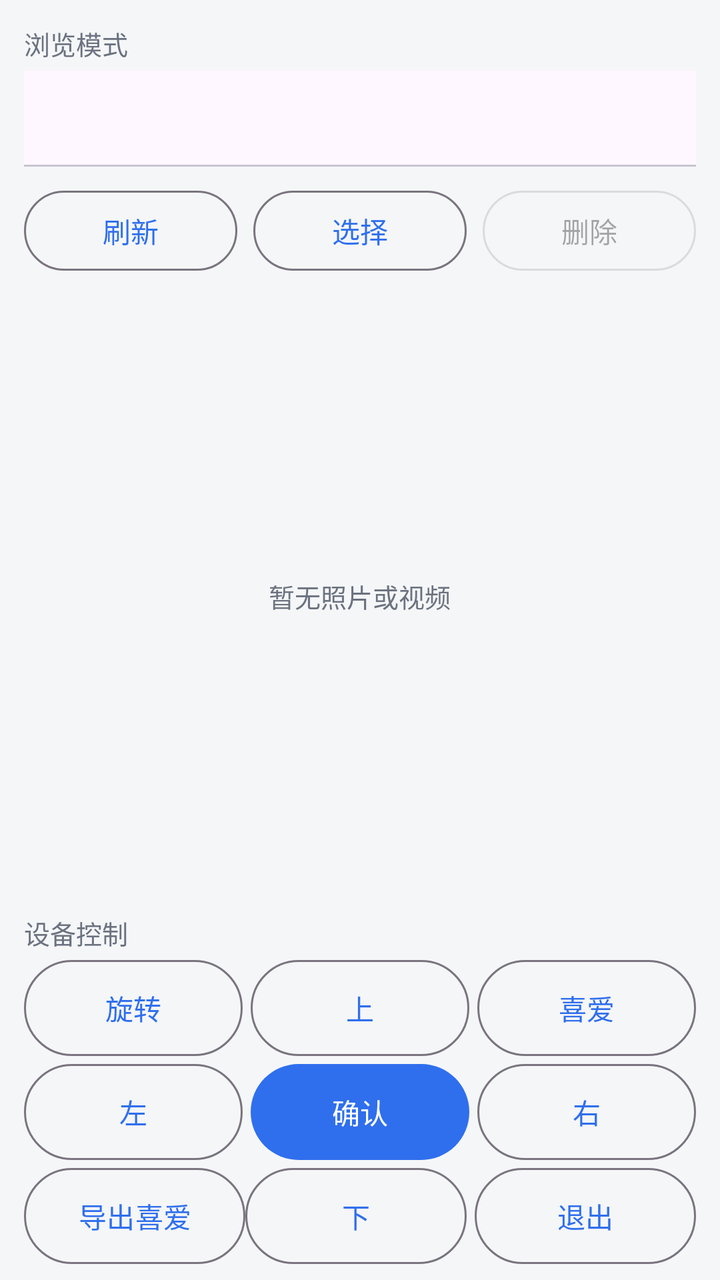
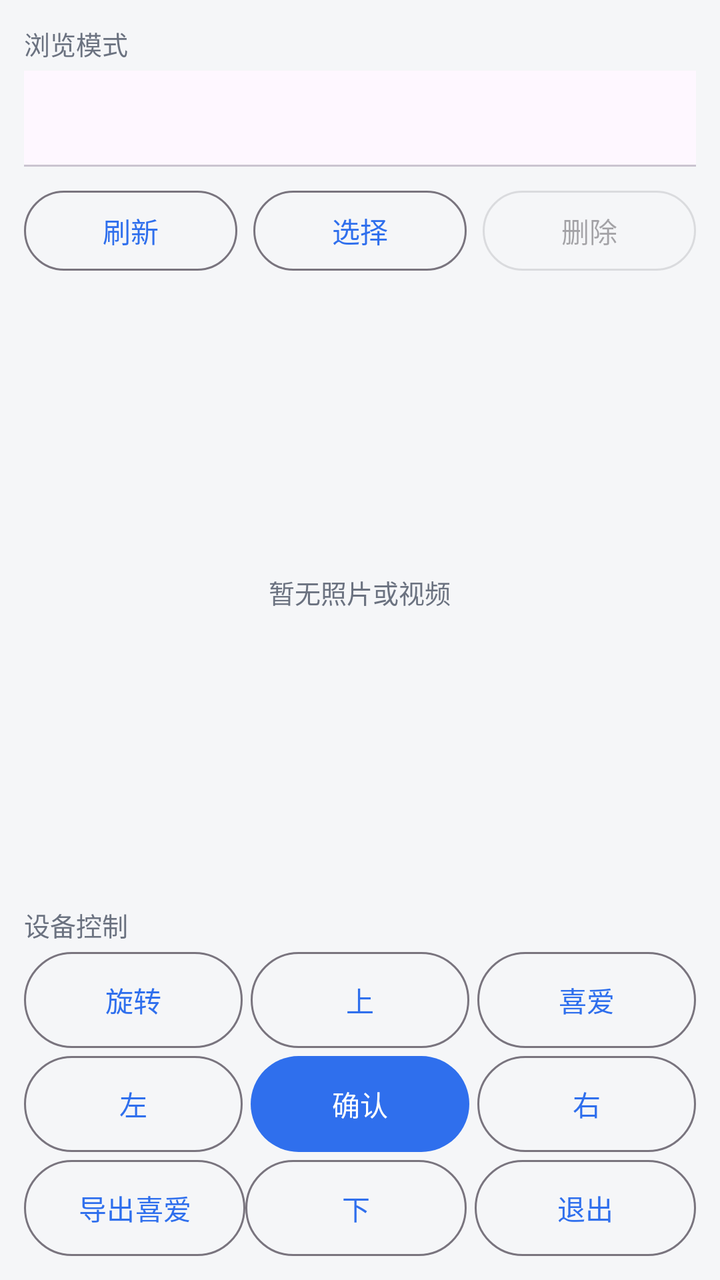

The first picture is an Android layout as it rendered before a commit; the second is the same layout after the commit. The layout source and the unified diff follow.
<!-- AndroidManifest.xml: application theme Theme.LightShadowArtPhone -->
<!-- res/layout/view_space.xml -->
<?xml version="1.0" encoding="utf-8"?>
<LinearLayout xmlns:android="http://schemas.android.com/apk/res/android"
    xmlns:app="http://schemas.android.com/apk/res-auto"
    android:layout_width="match_parent"
    android:layout_height="match_parent"
    android:orientation="vertical"
    android:paddingStart="12dp"
    android:paddingTop="12dp"
    android:paddingEnd="12dp"
    android:paddingBottom="8dp">

    <TextView
        style="@style/Text.Hint"
        android:layout_width="wrap_content"
        android:layout_height="wrap_content"
        android:text="@string/space_browse_mode" />

    
    <com.google.android.material.tabs.TabLayout
        android:id="@+id/tabs_browse_mode"
        android:layout_width="match_parent"
        android:layout_height="wrap_content"
        android:layout_marginTop="4dp"
        app:tabGravity="fill"
        app:tabIndicatorFullWidth="false"
        app:tabMode="fixed" />

    <LinearLayout
        android:layout_width="match_parent"
        android:layout_height="wrap_content"
        android:layout_marginTop="8dp"
        android:orientation="horizontal">

        <com.google.android.material.button.MaterialButton
            android:id="@+id/btn_space_refresh"
            style="@style/Widget.Material3.Button.OutlinedButton"
            android:layout_width="0dp"
            android:layout_height="wrap_content"
            android:layout_weight="1"
            android:text="@string/space_refresh" />

        <com.google.android.material.button.MaterialButton
            android:id="@+id/btn_space_select"
            style="@style/Widget.Material3.Button.OutlinedButton"
            android:layout_width="0dp"
            android:layout_height="wrap_content"
            android:layout_marginStart="8dp"
            android:layout_weight="1"
            android:text="@string/space_select" />

        <com.google.android.material.button.MaterialButton
            android:id="@+id/btn_space_delete"
            style="@style/Widget.Material3.Button.OutlinedButton"
            android:layout_width="0dp"
            android:layout_height="wrap_content"
            android:layout_marginStart="8dp"
            android:layout_weight="1"
            android:enabled="false"
            android:text="@string/space_delete" />
    </LinearLayout>

    <FrameLayout
        android:layout_width="match_parent"
        android:layout_height="0dp"
        android:layout_marginTop="8dp"
        android:layout_weight="1">

        <androidx.recyclerview.widget.RecyclerView
            android:id="@+id/recycler_media"
            android:layout_width="match_parent"
            android:layout_height="match_parent"
            android:clipToPadding="false" />

        <TextView
            android:id="@+id/tv_media_empty"
            style="@style/Text.Hint"
            android:layout_width="wrap_content"
            android:layout_height="wrap_content"
            android:layout_gravity="center"
            android:text="@string/space_empty" />
    </FrameLayout>

    <TextView
        style="@style/Text.Hint"
        android:layout_width="wrap_content"
        android:layout_height="wrap_content"
        android:layout_marginTop="8dp"
        android:text="@string/space_control" />

    <LinearLayout
        android:layout_width="match_parent"
        android:layout_height="wrap_content"
        android:layout_marginTop="4dp"
        android:orientation="horizontal">

        
        <com.google.android.material.button.MaterialButton
            android:id="@+id/btn_ctrl_rotate"
            style="@style/Widget.Material3.Button.OutlinedButton"
            android:layout_width="0dp"
            android:layout_height="wrap_content"
            android:layout_weight="1"
            android:insetTop="0dp"
            android:insetBottom="0dp"
            android:minWidth="0dp"
            android:text="@string/space_control_rotate" />

        <com.google.android.material.button.MaterialButton
            android:id="@+id/btn_ctrl_up"
            style="@style/Widget.Material3.Button.OutlinedButton"
            android:layout_width="0dp"
            android:layout_height="wrap_content"
            android:layout_marginStart="4dp"
            android:layout_weight="1"
            android:insetTop="0dp"
            android:insetBottom="0dp"
            android:minWidth="0dp"
            android:text="@string/space_control_up" />

        
        <com.google.android.material.button.MaterialButton
            android:id="@+id/btn_ctrl_favourite"
            style="@style/Widget.Material3.Button.OutlinedButton"
            android:layout_width="0dp"
            android:layout_height="wrap_content"
            android:layout_marginStart="4dp"
            android:layout_weight="1"
            android:insetTop="0dp"
            android:insetBottom="0dp"
            android:minWidth="0dp"
            android:text="@string/space_favourite" />
    </LinearLayout>

    <LinearLayout
        android:layout_width="match_parent"
        android:layout_height="wrap_content"
        android:layout_marginTop="4dp"
        android:orientation="horizontal">

        <com.google.android.material.button.MaterialButton
            android:id="@+id/btn_ctrl_left"
            style="@style/Widget.Material3.Button.OutlinedButton"
            android:layout_width="0dp"
            android:layout_height="wrap_content"
            android:layout_weight="1"
            android:insetTop="0dp"
            android:insetBottom="0dp"
            android:minWidth="0dp"
            android:text="@string/space_control_left" />

        <com.google.android.material.button.MaterialButton
            android:id="@+id/btn_ctrl_confirm"
            android:layout_width="0dp"
            android:layout_height="wrap_content"
            android:layout_marginStart="4dp"
            android:layout_weight="1"
            android:insetTop="0dp"
            android:insetBottom="0dp"
            android:minWidth="0dp"
            android:text="@string/space_control_confirm" />

        <com.google.android.material.button.MaterialButton
            android:id="@+id/btn_ctrl_right"
            style="@style/Widget.Material3.Button.OutlinedButton"
            android:layout_width="0dp"
            android:layout_height="wrap_content"
            android:layout_marginStart="4dp"
            android:layout_weight="1"
            android:insetTop="0dp"
            android:insetBottom="0dp"
            android:minWidth="0dp"
            android:text="@string/space_control_right" />
    </LinearLayout>

    <LinearLayout
        android:layout_width="match_parent"
        android:layout_height="wrap_content"
        android:layout_marginTop="4dp"
        android:orientation="horizontal">

        
        <com.google.android.material.button.MaterialButton
            android:id="@+id/btn_space_export_fav"
            style="@style/Widget.Material3.Button.OutlinedButton"
            android:layout_width="0dp"
            android:layout_height="wrap_content"
            android:layout_weight="1"
            android:insetTop="0dp"
            android:insetBottom="0dp"
            android:minWidth="0dp"
            android:text="@string/space_export_fav" />

        <com.google.android.material.button.MaterialButton
            android:id="@+id/btn_ctrl_down"
            style="@style/Widget.Material3.Button.OutlinedButton"
            android:layout_width="0dp"
            android:layout_height="wrap_content"
            android:layout_weight="1"
            android:insetTop="0dp"
            android:insetBottom="0dp"
            android:minWidth="0dp"
            android:text="@string/space_control_down" />

        
        <com.google.android.material.button.MaterialButton
            android:id="@+id/btn_ctrl_exit"
            style="@style/Widget.Material3.Button.OutlinedButton"
            android:layout_width="0dp"
            android:layout_height="wrap_content"
            android:layout_marginStart="4dp"
            android:layout_weight="1"
            android:insetTop="0dp"
            android:insetBottom="0dp"
            android:minWidth="0dp"
            android:text="@string/space_control_exit" />
    </LinearLayout>

    
    <com.google.android.material.button.MaterialButton
        android:id="@+id/btn_frame_preset"
        style="@style/Widget.Material3.Button.OutlinedButton"
        android:layout_width="match_parent"
        android:layout_height="wrap_content"
        android:layout_marginTop="4dp"
        android:insetTop="0dp"
        android:insetBottom="0dp"
        android:text="@string/space_frame_preset"
        android:visibility="gone" />

</LinearLayout>
<!-- resources referenced by this layout -->
<resources>
  <string name="space_browse_mode">浏览模式</string>
  <string name="space_control">设备控制</string>
  <string name="space_control_confirm">确认</string>
  <string name="space_control_down">下</string>
  <string name="space_control_exit">退出</string>
  <string name="space_control_left">左</string>
  <string name="space_control_right">右</string>
  <string name="space_control_rotate">旋转</string>
  <string name="space_control_up">上</string>
  <string name="space_delete">删除</string>
  <string name="space_empty">暂无照片或视频</string>
  <string name="space_export_fav">导出喜爱</string>
  <string name="space_favourite">喜爱</string>
  <string name="space_frame_preset">边框预设</string>
  <string name="space_refresh">刷新</string>
  <string name="space_select">选择</string>
  <style name="Text.Hint" parent="">
          <item name="android:textColor">@color/text_secondary</item>
          <item name="android:textSize">13sp</item>
      </style>
  <style name="Theme.LightShadowArtPhone" parent="Theme.Material3.Light.NoActionBar">
          <item name="colorPrimary">@color/primary</item>
          <item name="colorOnPrimary">#FFFFFF</item>
          <item name="android:colorBackground">@color/surface</item>
          <item name="android:statusBarColor">@color/card</item>
      </style>
  <color name="text_secondary">#6B7280</color>
  <color name="primary">#2F6FED</color>
  <color name="surface">#F5F6F8</color>
  <color name="card">#FFFFFF</color>
</resources>

<!-- the commit's change to res/layout/view_space.xml (unified diff, before → after) -->
@@ -216,15 +216,36 @@
     </LinearLayout>
 
     
-    <com.google.android.material.button.MaterialButton
-        android:id="@+id/btn_frame_preset"
-        style="@style/Widget.Material3.Button.OutlinedButton"
-        android:layout_width="match_parent"
-        android:layout_height="wrap_content"
-        android:layout_marginTop="4dp"
-        android:insetTop="0dp"
-        android:insetBottom="0dp"
-        android:text="@string/space_frame_preset"
-        android:visibility="gone" />
+    <LinearLayout
+        android:layout_width="match_parent"
+        android:layout_height="wrap_content"
+        android:layout_marginTop="4dp"
+        android:orientation="horizontal">
+
+        <com.google.android.material.button.MaterialButton
+            android:id="@+id/btn_frame_preset"
+            style="@style/Widget.Material3.Button.OutlinedButton"
+            android:layout_width="0dp"
+            android:layout_height="wrap_content"
+            android:layout_weight="1"
+            android:insetTop="0dp"
+            android:insetBottom="0dp"
+            android:minWidth="0dp"
+            android:text="@string/space_frame_preset"
+            android:visibility="gone" />
+
+        <com.google.android.material.button.MaterialButton
+            android:id="@+id/btn_frame_style"
+            style="@style/Widget.Material3.Button.OutlinedButton"
+            android:layout_width="0dp"
+            android:layout_height="wrap_content"
+            android:layout_marginStart="4dp"
+            android:layout_weight="1"
+            android:insetTop="0dp"
+            android:insetBottom="0dp"
+            android:minWidth="0dp"
+            android:text="@string/space_frame_style"
+            android:visibility="gone" />
+    </LinearLayout>
 
 </LinearLayout>
<!-- resource entries referenced after the edit -->
@@ -14,6 +14,7 @@
   <string name="space_export_fav">导出喜爱</string>
   <string name="space_favourite">喜爱</string>
   <string name="space_frame_preset">边框预设</string>
+  <string name="space_frame_style">风格</string>
   <string name="space_refresh">刷新</string>
   <string name="space_select">选择</string>
   <style name="Text.Hint" parent="">
